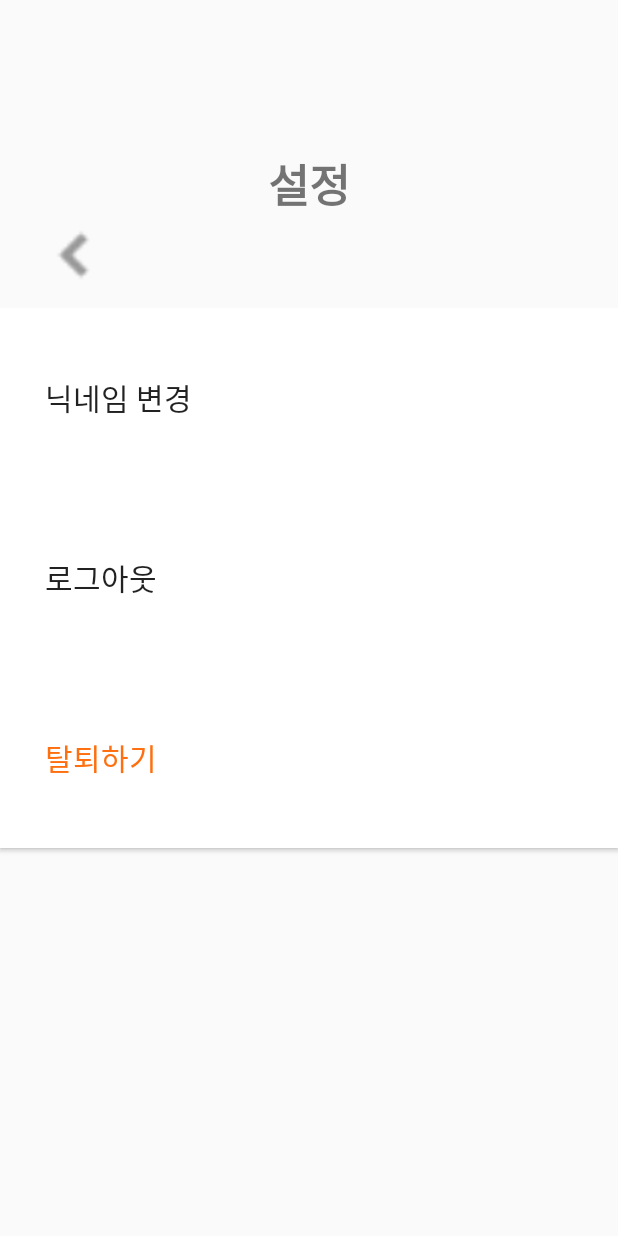
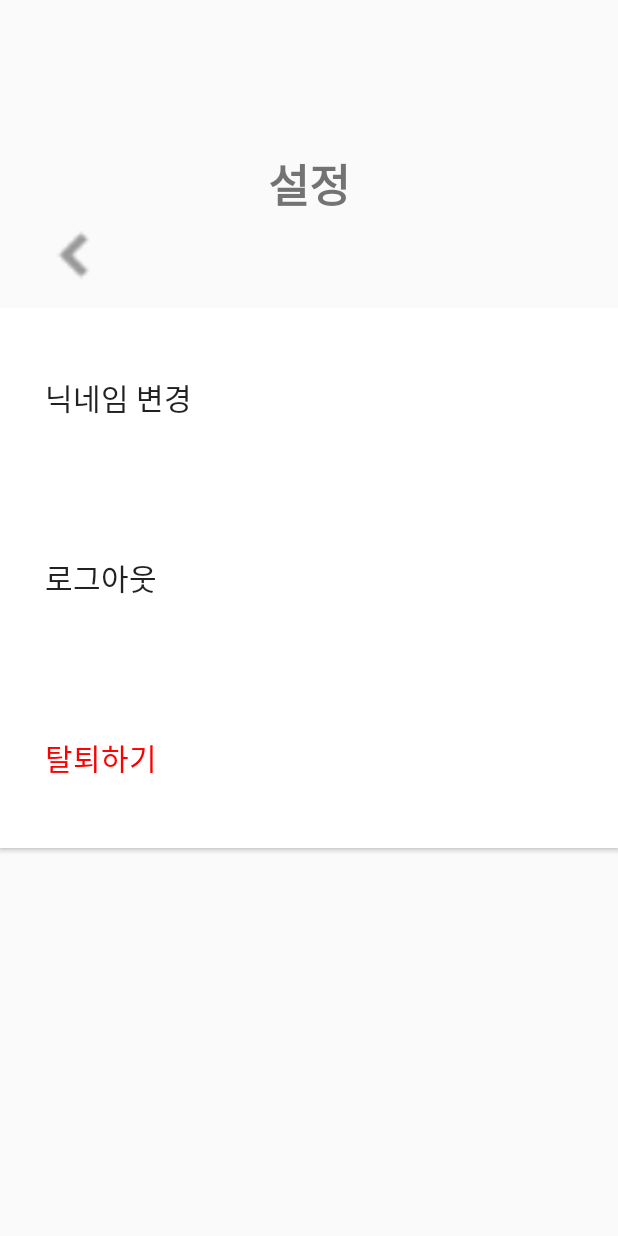
Before and after one commit to fkrdlaos/BODA, an Android app: the SettingsActivity screen opened directly, with no data from a screen before it, on a phone screen of 412 x 824 dp. Run offline under Robolectric (Android 15) with nearby library versions, the phone set to English and light mode, and no system bars; our stand-ins replace Firebase (no records; nobody signed in at launch, a user with empty details on screens opened directly).

Commit message:
UI 오류 수정 2

```diff
--- a/app/src/main/java/org/techtown/boda/SettingsActivity.java
+++ b/app/src/main/java/org/techtown/boda/SettingsActivity.java
@@ -94,7 +94,7 @@ public class SettingsActivity extends AppCompatActivity {
         EditText editTextNewNickname = dialogView.findViewById(R.id.editTextNewNickname);
         Button buttonCancel = dialogView.findViewById(R.id.buttonCancel);
         Button buttonConfirm = dialogView.findViewById(R.id.buttonConfirm);
-        TextView textViewCharCount =dialogView.findViewById(R.id.textViewCharCount);
+        TextView textViewCharCount = dialogView.findViewById(R.id.textViewCharCount);
         // 기존 닉네임 설정
         editTextNewNickname.setText(nickname);
 
--- a/app/src/main/java/org/techtown/boda/StudyStartActivity.java
+++ b/app/src/main/java/org/techtown/boda/StudyStartActivity.java
@@ -15,7 +15,7 @@ public class StudyStartActivity extends AppCompatActivity {
 
         setContentView(R.layout.activity_study_start);
 
-        btn_ss = findViewById(R.id.start_butto);
+        btn_ss = findViewById(R.id.start_button);
 
         btn_ss.setOnClickListener(new View.OnClickListener() {
             @Override
--- a/app/src/main/res/layout/activity_settings.xml
+++ b/app/src/main/res/layout/activity_settings.xml
@@ -20,7 +20,8 @@
         android:layout_width="150px"
         android:layout_height="150px"
         android:layout_marginTop="180px"
-        android:background="@drawable/back_gray"/>
+        android:background="@drawable/back_gray"
+        android:contentDescription="backButton" />
 
     <LinearLayout
         android:layout_width="match_parent"
@@ -56,8 +57,9 @@
             android:background="#FFFFFF"
             android:gravity="left|center_vertical"
             android:paddingStart="45px"
-            android:textSize="20sp"
-            android:textColor="#FF6F0F"
-            android:text="탈퇴하기 " />
+            android:text="탈퇴하기 "
+            android:textColor="#FF0000"
+            android:textSize="20sp" />
+
     </LinearLayout>
 </RelativeLayout>
--- a/app/src/main/res/layout/popup_change_nickname.xml
+++ b/app/src/main/res/layout/popup_change_nickname.xml
@@ -34,6 +34,7 @@
             android:textSize="20sp" />
 
         <TextView
+            android:id="@+id/textViewCharCount"
             android:layout_width="match_parent"
             android:layout_height="wrap_content"
             android:text="0/15"
```
